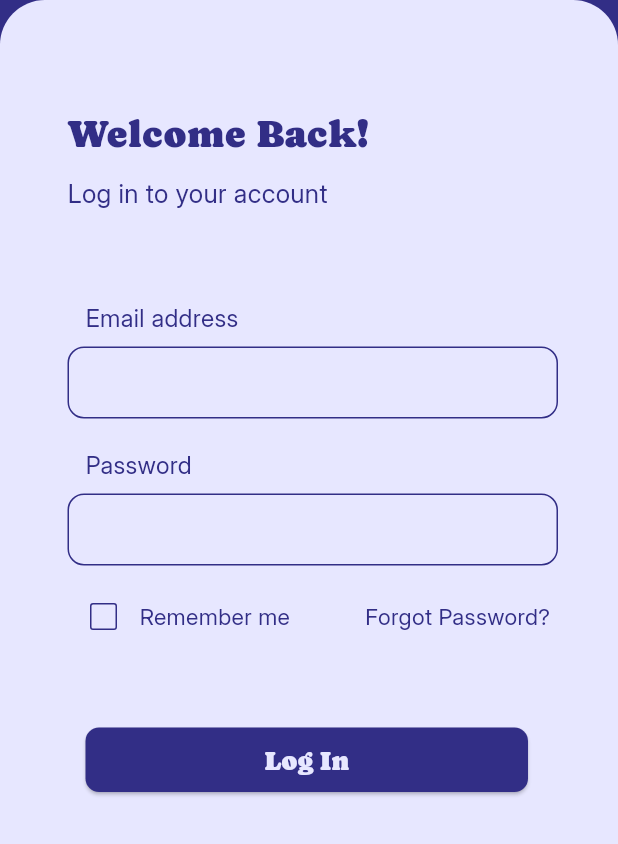
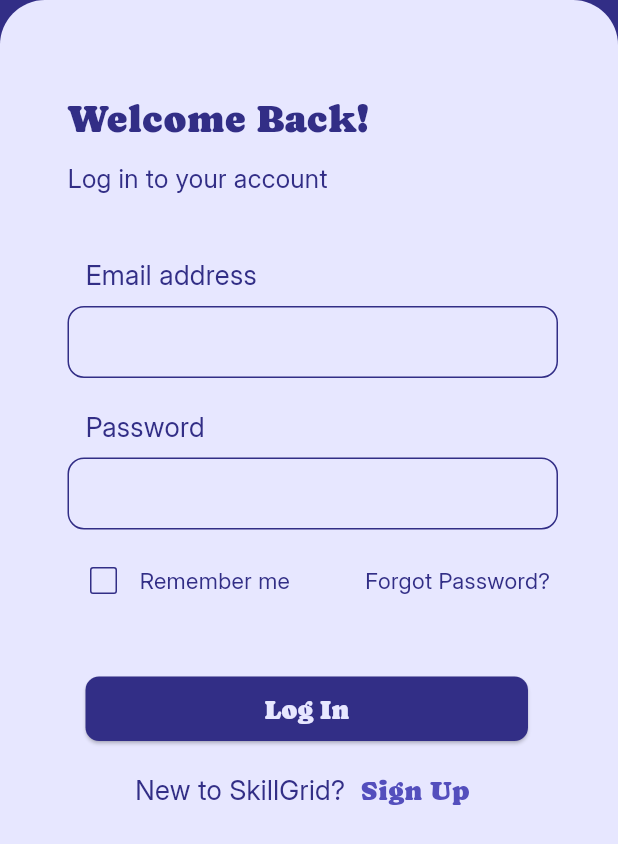
Before and after one commit to Dia505/SkillGrid, a Flutter app: the LoginScreenView screen opened directly, on a phone screen of 412 x 824 dp. Shown: the top 844 px of the screen. Run offline on Flutter 3.47's test engine with Material 3 defaults, Android fonts, the phone set to English and light mode, and no system bars; our stand-ins replace carousel_slider, dartz, equatable, flutter_bloc, get_it, hive_flutter and 2 more; accounts and stored records are empty.

Commit message:
Login: dependency injection + navigation using bloc
* build profile screen with lottie gif

* build profile progress bar

* job details form view

* freelancer bio form

* bottom navigation bar, themes, fonts

* home screen: app bar with search textfield and button

* Home screen: service category (list of maps)

* Home screen: recently viewed cards (common widget)

* Home screen: popular services (list of maps)

* Home screen: ongoing collaboration card (common)

* Home screen: line divider

* Build your profile: service form + lottie file view timer

* Build your profile: job category screen

* freelancer registration date picker implementation

* Freelancer dashboard: bottom navigation + stats

* Freelancer dashboard: ongoing collabs + recent invoice

* search bar with filter button

* search screen carousel

* Search screen: skills

* Search screen: filter page

* Client notification screen

* Freelancer notification screen + notification card layout changes

* freelancer profile screen: bio data

* folder structuring

* Freelancer profile: services

* Freelancer profile: review container

* Freelancer profile: review pages

* Freelancer profile: skills

* Freelancer profile: education

* Freelancer profile: employment

* clean architecture folder and files added

* Client registration: client and role entity, client hive model, adapter and failure class

* Client registration: hive queries, data source and repository

* Client registration: use case + non-nullable return type for getClientById

* Client registration: bloc + common snackbar

* Client registration: view + dependency injection

* Freelancer registration: entity, hive model, hive queries

* Freelancer registration: data source + repository

* Freelancer registration: usecase, bloc, view + di

* Registration: role assignment in entity, hive model and hive queries

* login functions in data source and repository

* Login: usecase

* login bloc, join as client/freelancer bloc and view

* dependency injection + navigation using bloc

```diff
--- a/skill_grid/lib/core/common/common_textfield.dart
+++ b/skill_grid/lib/core/common/common_textfield.dart
@@ -1,15 +1,14 @@
 import 'package:flutter/material.dart';
 
 class CommonTextfield extends StatefulWidget {
-  const CommonTextfield({
-    super.key,
+  const CommonTextfield(
+      {super.key,
       required this.textFieldTitle,
       this.obscureText = false,
       required this.controller,
       required this.validator,
       this.width,
-    this.hintText
-  });
+      this.hintText});
 
   final String textFieldTitle;
   final bool obscureText;
@@ -27,32 +26,24 @@ class _CommonTextfieldState extends State<CommonTextfield> {
   Widget build(BuildContext context) {
     return Padding(
       padding: const EdgeInsets.symmetric(vertical: 10.0),
-
       child: Column(
         crossAxisAlignment: CrossAxisAlignment.start,
-
         children: [
           Container(
             padding: const EdgeInsets.only(left: 12),
             child: Text(widget.textFieldTitle,
-                style: const TextStyle(
-                    color: Color(0xFF322E86), fontSize: 16)),
+                style: const TextStyle(color: Color(0xFF322E86), fontSize: 18)),
           ),
-
           const SizedBox(height: 7),
-
           Container(
               width: widget.width,
               padding: const EdgeInsets.only(right: 40),
-
               child: TextFormField(
                 obscureText: widget.obscureText,
                 controller: widget.controller,
                 validator: widget.validator,
-
                 decoration: InputDecoration(
                   hintText: widget.hintText,
-
                 ),
               ))
         ],
--- a/skill_grid/lib/features/auth/presentation/view/login_screen_view.dart
+++ b/skill_grid/lib/features/auth/presentation/view/login_screen_view.dart
@@ -1,8 +1,10 @@
 import 'package:flutter/material.dart';
+import 'package:flutter_bloc/flutter_bloc.dart';
 import 'package:skill_grid/core/common/common_button.dart';
 import 'package:skill_grid/core/common/common_logo.dart';
 import 'package:skill_grid/core/common/common_textfield.dart';
-import 'package:skill_grid/features/home/presentation/view/client/client_dashboard.dart';
+import 'package:skill_grid/features/auth/presentation/view/join_client_freelancer_view.dart';
+import 'package:skill_grid/features/auth/presentation/view_model/login/login_bloc.dart';
 
 class LoginScreenView extends StatefulWidget {
   const LoginScreenView({super.key});
@@ -22,71 +24,56 @@ class _LoginScreenViewState extends State<LoginScreenView> {
   Widget build(BuildContext context) {
     return GestureDetector(
       onTap: () => FocusScope.of(context).unfocus(),
-
       child: Scaffold(
         body: Stack(
           alignment: Alignment.bottomCenter,
           children: [
-
             Positioned(
               top: 0,
               left: 0,
               right: 0,
-
               child: Container(
                   color: const Color(0xFF322E86),
                   height: 250,
-
                   child: const Align(
-                  alignment: Alignment.topCenter,
-                  child: CommonLogo())
+                      alignment: Alignment.topCenter, child: CommonLogo())),
             ),
-            ),
-
             Form(
               key: _formKey,
-
               child: Positioned(
                 bottom: 0,
                 left: 0,
                 right: 0,
-
                 child: Container(
                   height: 659,
-                  padding: const EdgeInsets.only(left: 45, top: 70),
+                  padding: const EdgeInsets.only(left: 45, top: 60),
                   decoration: const BoxDecoration(
                     color: Color(0xFFE7E7FF),
                     borderRadius: BorderRadius.only(
                         topLeft: Radius.circular(30),
                         topRight: Radius.circular(30),
                         bottomLeft: Radius.zero,
-                      bottomRight: Radius.zero
+                        bottomRight: Radius.zero),
                   ),
-                  ),
-
                   child: Column(
                     mainAxisAlignment: MainAxisAlignment.start,
                     crossAxisAlignment: CrossAxisAlignment.start,
-
                     children: [
                       const Text("Welcome Back!",
                           style: TextStyle(
-                              color: Color(0xFF322E86), fontSize: 26, fontFamily: "Caprasimo")),
-
+                              color: Color(0xFF322E86),
+                              fontSize: 26,
+                              fontFamily: "Caprasimo")),
                       const SizedBox(
                         height: 10,
                       ),
-
                       const Text("Log in to your account",
                           style: TextStyle(
                               color: Color(0xFF322E86), fontSize: 17)),
-
-                      const SizedBox(height: 50),
-
+                      const SizedBox(height: 30),
                       CommonTextfield(
                         textFieldTitle: "Email address",
                         controller: _emailController,
-
                         validator: (value) {
                           if (value == null || value.isEmpty) {
                             return 'Please enter your email';
@@ -97,14 +84,12 @@ class _LoginScreenViewState extends State<LoginScreenView> {
                           }
 
                           return null;
-                        },),
-
+                        },
+                      ),
                       CommonTextfield(
                         textFieldTitle: "Password",
                         obscureText: true,
-
                         controller: _passwordController,
-
                         validator: (value) {
                           if (value == null || value.isEmpty) {
                             return 'Please enter your password';
@@ -113,10 +98,8 @@ class _LoginScreenViewState extends State<LoginScreenView> {
                           return null;
                         },
                       ),
-
                       Row(
                         mainAxisAlignment: MainAxisAlignment.start,
-
                         children: [
                           Row(
                             children: [
@@ -127,36 +110,63 @@ class _LoginScreenViewState extends State<LoginScreenView> {
                                     _isChecked = value!;
                                   });
                                 },
-                                side: const BorderSide(
-                                  color: Color(0xFF322E86)
+                                side:
+                                    const BorderSide(color: Color(0xFF322E86)),
                               ),
-                              ),
-
                               const Text('Remember me',
                                   style: TextStyle(
                                       color: Color(0xFF322E86), fontSize: 15)),
                             ],
                           ),
-
                           const SizedBox(width: 50),
-
                           const Text('Forgot Password?',
                               style: TextStyle(
                                   color: Color(0xFF322E86), fontSize: 15)),
                         ],
                       ),
-
-                      const SizedBox(height: 50),
-
+                      const SizedBox(height: 40),
                       Padding(
                         padding: const EdgeInsets.only(left: 12.0),
                         child: CommonButton(
                           buttonText: "Log In",
                           onPressed: () {
                             if (_formKey.currentState!.validate()) {
-                              Navigator.push(context, MaterialPageRoute(builder: (context) => const ClientDashboard()));
+                              context.read<LoginBloc>().add(LoginUserEvent(
+                                  context: context,
+                                  email: _emailController.text,
+                                  password: _passwordController.text));
                             }
                           },
+                        ),
+                      ),
+                      Padding(
+                        padding: const EdgeInsets.only(
+                            bottom: 70, left: 45, top: 20),
+                        child: Row(
+                          children: [
+                            const Text("New to SkillGrid?",
+                                style: TextStyle(
+                                  color: Color(0xFF322E86),
+                                  fontSize: 18,
+                                )),
+                            const SizedBox(
+                              width: 10,
+                            ),
+                            InkWell(
+                              onTap: () {
+                                Navigator.push(
+                                    context,
+                                    MaterialPageRoute(
+                                        builder: (context) =>
+                                            const JoinClientFreelancerView()));
+                              },
+                              child: const Text("Sign Up",
+                                  style: TextStyle(
+                                      color: Color(0xFF544FBD),
+                                      fontSize: 18,
+                                      fontFamily: "Caprasimo")),
+                            ),
+                          ],
                         ),
                       )
                     ],
--- a/skill_grid/lib/features/auth/presentation/view_model/sign_up/client/client_bloc.dart
+++ b/skill_grid/lib/features/auth/presentation/view_model/sign_up/client/client_bloc.dart
@@ -1,20 +1,34 @@
-import 'package:bloc/bloc.dart';
 import 'package:equatable/equatable.dart';
 import 'package:flutter/material.dart';
+import 'package:flutter_bloc/flutter_bloc.dart';
 import 'package:skill_grid/core/common/snack_bar/snack_bar.dart';
 import 'package:skill_grid/features/auth/domain/use_case/client_use_case/register_client_use_case.dart';
+import 'package:skill_grid/features/auth/presentation/view_model/login/login_bloc.dart';
 
 part 'client_event.dart';
 part 'client_state.dart';
 
 class ClientBloc extends Bloc<ClientEvent, ClientState> {
   final RegisterClientUseCase _registerClientUseCase;
+  final LoginBloc _loginBloc;
 
   ClientBloc({
-    required RegisterClientUseCase registerClientUseCase
-  }): _registerClientUseCase = registerClientUseCase,
+    required RegisterClientUseCase registerClientUseCase,
+    required LoginBloc loginBloc,
+  })  : _registerClientUseCase = registerClientUseCase,
+        _loginBloc = loginBloc,
         super(ClientState.initial()) {
     on<RegisterClient>(_onRegisterClient);
+
+    on<NavigateToLoginScreen>((event, emit) {
+      Navigator.pushReplacement(
+        event.context,
+        MaterialPageRoute(
+          builder: (context) =>
+              BlocProvider.value(value: _loginBloc, child: event.destination),
+        ),
+      );
+    });
   }
 
   void _onRegisterClient(
@@ -28,18 +42,12 @@ class ClientBloc extends Bloc<ClientEvent, ClientState> {
         mobileNo: event.mobileNo,
         city: event.city,
         email: event.email,
-      password: event.password
-    ));
+        password: event.password));
 
-    result.fold(
-      (l) => emit(state.copyWith(isLoading: false, isSuccess: false)),
+    result.fold((l) => emit(state.copyWith(isLoading: false, isSuccess: false)),
         (r) {
       emit(state.copyWith(isLoading: false, isSuccess: true));
-        showSnackBar(
-          context: event.context,
-          message: "Registration Successful"
-        );
-      }
-    );
+      showSnackBar(context: event.context, message: "Registration Successful");
+    });
   }
 }
--- a/skill_grid/lib/features/auth/presentation/view_model/sign_up/client/client_event.dart
+++ b/skill_grid/lib/features/auth/presentation/view_model/sign_up/client/client_event.dart
@@ -27,3 +27,13 @@ class RegisterClient extends ClientEvent {
     required this.password,
   });
 }
+
+class NavigateToLoginScreen extends ClientEvent {
+  final BuildContext context;
+  final Widget destination;
+
+  const NavigateToLoginScreen({
+    required this.context,
+    required this.destination,
+  });
+}
--- a/skill_grid/lib/features/auth/presentation/view_model/sign_up/freelancer/freelancer_event.dart
+++ b/skill_grid/lib/features/auth/presentation/view_model/sign_up/freelancer/freelancer_event.dart
@@ -31,3 +31,13 @@ class RegisterFreelancer extends FreelancerEvent {
     required this.password,
   });
 }
+
+class NavigateToLoginScreen extends FreelancerEvent {
+  final BuildContext context;
+  final Widget destination;
+
+  const NavigateToLoginScreen({
+    required this.context,
+    required this.destination,
+  });
+}
```
Also changed, not shown: skill_grid/lib/app/app.dart (+12 -2 lines), skill_grid/lib/app/di/di.dart (+46 -3 lines), skill_grid/lib/features/auth/presentation/view/client_registration_view.dart (+11 -9 lines), skill_grid/lib/features/auth/presentation/view/freelancer_registration_view.dart (+30 -9 lines), skill_grid/lib/features/auth/presentation/view_model/login/login_bloc.dart (+15 -15 lines), skill_grid/lib/features/auth/presentation/view_model/sign_up/freelancer/freelancer_bloc.dart (+21 -13 lines), skill_grid/lib/main.dart (+7 -1 lines). Lines whose indentation alone changed are shown as unchanged.
